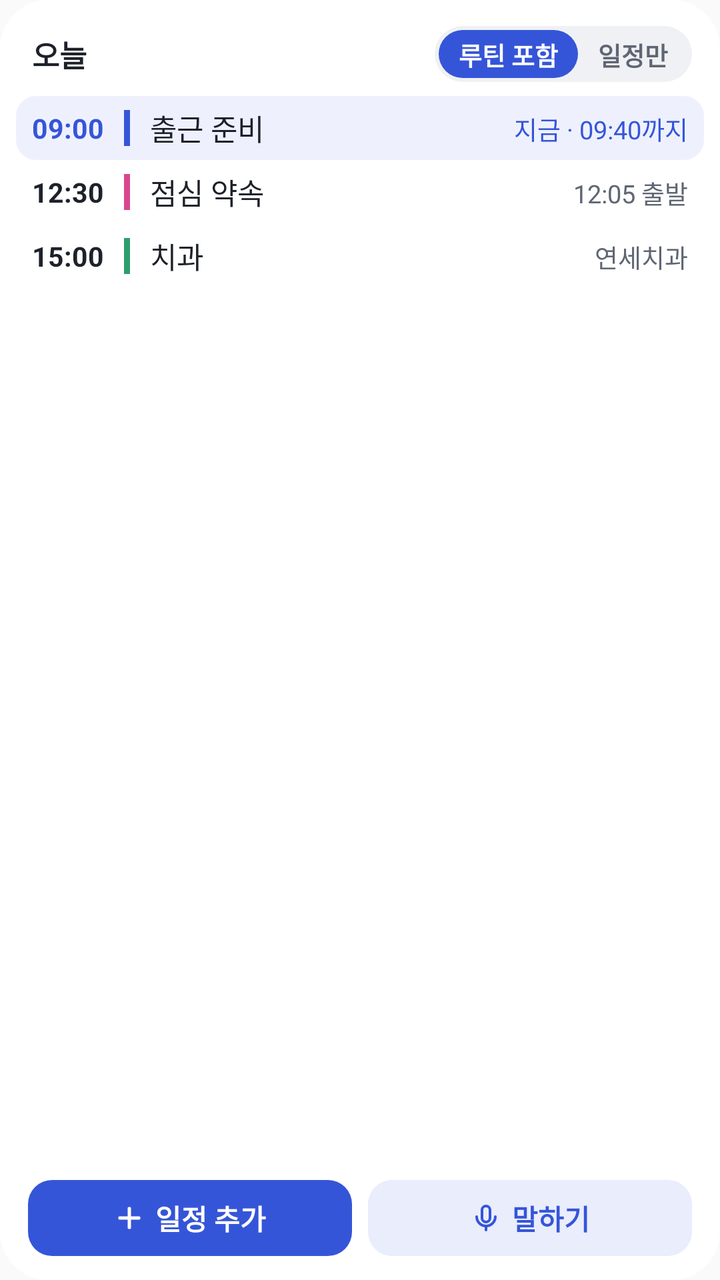
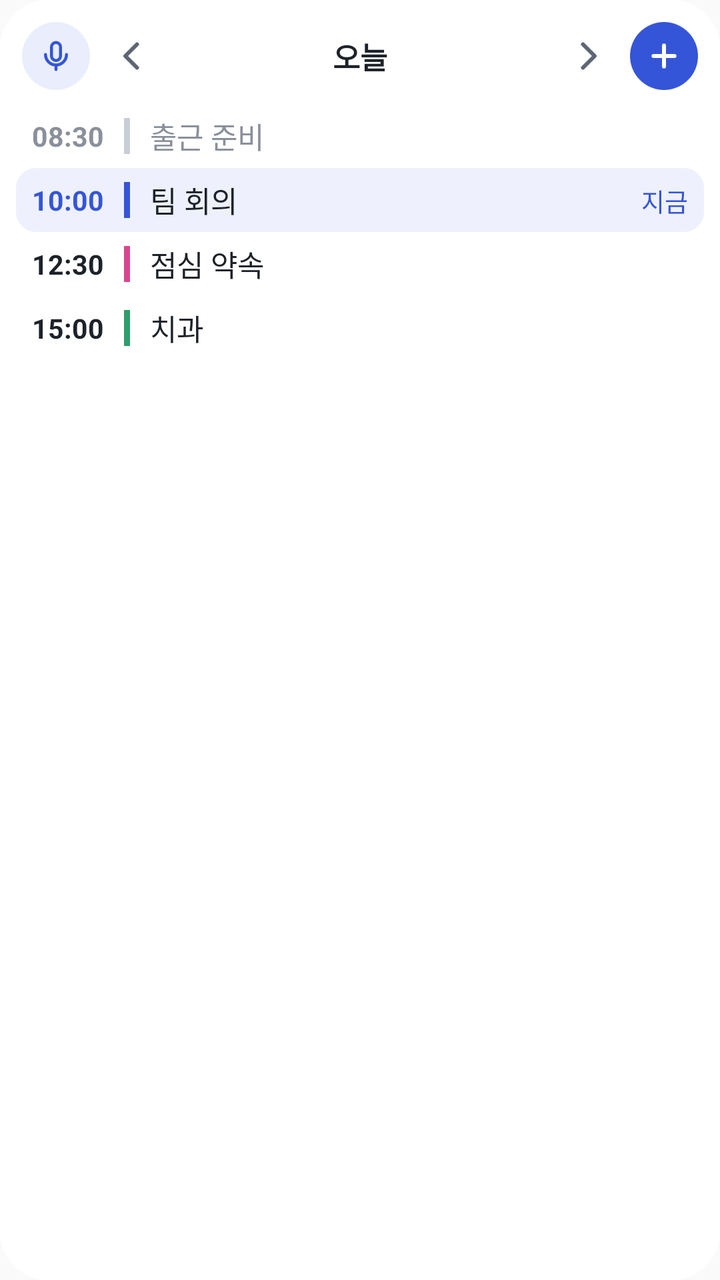

Two renders of the same Android screen: before a commit and after it. Below are the layout's source before the change and the commit's diff.
<!-- AndroidManifest.xml: application theme AppTheme -->
<!-- res/layout/bx_widget_preview.xml -->
<?xml version="1.0" encoding="utf-8"?>
<LinearLayout xmlns:android="http://schemas.android.com/apk/res/android"
    android:layout_width="match_parent"
    android:layout_height="match_parent"
    android:background="@drawable/bx_widget_bg"
    android:orientation="vertical"
    android:paddingLeft="8dp"
    android:paddingTop="12dp"
    android:paddingRight="8dp"
    android:paddingBottom="12dp">

    <LinearLayout
        android:layout_width="match_parent"
        android:layout_height="30dp"
        android:layout_marginLeft="8dp"
        android:layout_marginRight="6dp"
        android:gravity="center_vertical"
        android:orientation="horizontal">
        <TextView
            android:layout_width="wrap_content"
            android:layout_height="wrap_content"
            android:ellipsize="end"
            android:maxLines="1"
            android:text="오늘"
            android:textColor="@color/bx_w_ink"
            android:textSize="15sp"
            android:textStyle="bold" />
        <TextView
            android:layout_width="wrap_content"
            android:layout_height="22dp"
            android:layout_marginLeft="8dp"
            android:background="@drawable/bx_widget_late"
            android:gravity="center"
            android:maxLines="1"
            android:paddingLeft="7dp"
            android:paddingRight="7dp"
            android:textColor="@color/bx_w_warn"
            android:textSize="12sp"
            android:textStyle="bold"
            android:visibility="gone" />
        <FrameLayout
            android:layout_width="0dp"
            android:layout_height="1dp"
            android:layout_weight="1" />
        <LinearLayout
            android:layout_width="wrap_content"
            android:layout_height="28dp"
            android:background="@drawable/bx_widget_seg"
            android:orientation="horizontal"
            android:padding="2dp">
            <TextView
                android:layout_width="wrap_content"
                android:layout_height="match_parent"
                android:contentDescription="루틴 포함해서 보기"
                android:gravity="center"
                android:maxLines="1"
                android:paddingLeft="10dp"
                android:paddingRight="10dp"
                android:background="@drawable/bx_widget_seg_on"
                android:text="루틴 포함"
                android:textColor="#FFFFFF"
                android:textSize="12.5sp"
                android:textStyle="bold" />
            <TextView
                android:layout_width="wrap_content"
                android:layout_height="match_parent"
                android:contentDescription="일정만 보기"
                android:gravity="center"
                android:maxLines="1"
                android:paddingLeft="10dp"
                android:paddingRight="10dp"
                android:text="일정만"
                android:textColor="@color/bx_w_ink2"
                android:textSize="12.5sp"
                android:textStyle="bold" />
        </LinearLayout>
    </LinearLayout>

    <FrameLayout
        android:layout_width="match_parent"
        android:layout_height="0dp"
        android:layout_marginTop="6dp"
        android:layout_weight="1">
        <LinearLayout
            android:layout_width="match_parent"
            android:layout_height="match_parent"
            android:orientation="vertical">
        <LinearLayout
            android:background="@drawable/bx_widget_live"
            android:layout_width="match_parent"
            android:layout_height="32dp"
            android:baselineAligned="true"
            android:gravity="center_vertical"
            android:orientation="horizontal"
            android:paddingLeft="8dp"
            android:paddingRight="8dp">
            <TextView
                android:layout_width="46dp"
                android:layout_height="wrap_content"
                android:maxLines="1"
                android:textColor="@color/bx_w_accent"
                android:text="09:00"
                android:textSize="13.5sp"
                android:textStyle="bold" />
            <FrameLayout
                android:layout_width="3dp"
                android:layout_height="18dp"
                android:layout_gravity="center_vertical"
                android:background="@color/bx_w_accent" />
            <TextView
                android:layout_width="0dp"
                android:layout_height="wrap_content"
                android:layout_marginLeft="10dp"
                android:layout_weight="1"
                android:ellipsize="end"
                android:maxLines="1"
                android:textColor="@color/bx_w_ink"
                android:text="출근 준비"
                android:textSize="14.5sp" />
            <TextView
                android:layout_width="wrap_content"
                android:layout_height="wrap_content"
                android:layout_marginLeft="8dp"
                android:ellipsize="end"
                android:gravity="end"
                android:maxLines="1"
                android:maxWidth="130dp"
                android:textColor="@color/bx_w_accent"
                android:text="지금 · 09:40까지"
                android:textSize="12.5sp" />
        </LinearLayout>

        <LinearLayout
    
            android:layout_width="match_parent"
            android:layout_height="32dp"
            android:baselineAligned="true"
            android:gravity="center_vertical"
            android:orientation="horizontal"
            android:paddingLeft="8dp"
            android:paddingRight="8dp">
            <TextView
                android:layout_width="46dp"
                android:layout_height="wrap_content"
                android:maxLines="1"
                android:textColor="@color/bx_w_ink"
                android:text="12:30"
                android:textSize="13.5sp"
                android:textStyle="bold" />
            <FrameLayout
                android:layout_width="3dp"
                android:layout_height="18dp"
                android:layout_gravity="center_vertical"
                android:background="#D9468F" />
            <TextView
                android:layout_width="0dp"
                android:layout_height="wrap_content"
                android:layout_marginLeft="10dp"
                android:layout_weight="1"
                android:ellipsize="end"
                android:maxLines="1"
                android:textColor="@color/bx_w_ink"
                android:text="점심 약속"
                android:textSize="14.5sp" />
            <TextView
                android:layout_width="wrap_content"
                android:layout_height="wrap_content"
                android:layout_marginLeft="8dp"
                android:ellipsize="end"
                android:gravity="end"
                android:maxLines="1"
                android:maxWidth="130dp"
                android:textColor="@color/bx_w_ink2"
                android:text="12:05 출발"
                android:textSize="12.5sp" />
        </LinearLayout>

        <LinearLayout
    
            android:layout_width="match_parent"
            android:layout_height="32dp"
            android:baselineAligned="true"
            android:gravity="center_vertical"
            android:orientation="horizontal"
            android:paddingLeft="8dp"
            android:paddingRight="8dp">
            <TextView
                android:layout_width="46dp"
                android:layout_height="wrap_content"
                android:maxLines="1"
                android:textColor="@color/bx_w_ink"
                android:text="15:00"
                android:textSize="13.5sp"
                android:textStyle="bold" />
            <FrameLayout
                android:layout_width="3dp"
                android:layout_height="18dp"
                android:layout_gravity="center_vertical"
                android:background="#2E9E6A" />
            <TextView
                android:layout_width="0dp"
                android:layout_height="wrap_content"
                android:layout_marginLeft="10dp"
                android:layout_weight="1"
                android:ellipsize="end"
                android:maxLines="1"
                android:textColor="@color/bx_w_ink"
                android:text="치과"
                android:textSize="14.5sp" />
            <TextView
                android:layout_width="wrap_content"
                android:layout_height="wrap_content"
                android:layout_marginLeft="8dp"
                android:ellipsize="end"
                android:gravity="end"
                android:maxLines="1"
                android:maxWidth="130dp"
                android:textColor="@color/bx_w_ink2"
                android:text="연세치과"
                android:textSize="12.5sp" />
        </LinearLayout>

        </LinearLayout>
    </FrameLayout>

    <LinearLayout
        android:layout_width="match_parent"
        android:layout_height="38dp"
        android:layout_marginLeft="6dp"
        android:layout_marginTop="8dp"
        android:layout_marginRight="6dp"
        android:orientation="horizontal">
        <LinearLayout
            android:layout_width="0dp"
            android:layout_height="match_parent"
            android:layout_weight="1"
            android:background="@drawable/bx_widget_btn"
            android:contentDescription="일정 추가 · 글자로 넣어요"
            android:gravity="center"
            android:orientation="horizontal">
            <ImageView
                android:layout_width="16dp"
                android:layout_height="16dp"
                android:importantForAccessibility="no"
                android:src="@drawable/ic_widget_plus" />
            <TextView
                android:layout_width="wrap_content"
                android:layout_height="wrap_content"
                android:layout_marginLeft="5dp"
                android:importantForAccessibility="no"
                android:text="일정 추가"
                android:textColor="#FFFFFF"
                android:textSize="14sp"
                android:textStyle="bold" />
        </LinearLayout>
        <FrameLayout
            android:layout_width="8dp"
            android:layout_height="1dp" />
        <LinearLayout
            android:layout_width="0dp"
            android:layout_height="match_parent"
            android:layout_weight="1"
            android:background="@drawable/bx_widget_btn2"
            android:contentDescription="말하기 · 바로 말로 넣어요"
            android:gravity="center"
            android:orientation="horizontal">
            <ImageView
                android:layout_width="16dp"
                android:layout_height="16dp"
                android:importantForAccessibility="no"
                android:src="@drawable/ic_widget_mic_a" />
            <TextView
                android:layout_width="wrap_content"
                android:layout_height="wrap_content"
                android:layout_marginLeft="5dp"
                android:importantForAccessibility="no"
                android:text="말하기"
                android:textColor="@color/bx_w_accent"
                android:textSize="14sp"
                android:textStyle="bold" />
        </LinearLayout>
    </LinearLayout>
</LinearLayout>
<!-- resources referenced by this layout -->
<resources>
  <color name="bx_w_accent">#3555D8</color>
  <color name="bx_w_ink">#1D2129</color>
  <color name="bx_w_ink2">#5F6673</color>
  <color name="bx_w_warn">#A4500B</color>
  <!-- drawable bx_widget_bg (drawable) -->
  <?xml version="1.0" encoding="utf-8"?>
  <shape xmlns:android="http://schemas.android.com/apk/res/android" android:shape="rectangle">
      <solid android:color="@color/bx_w_bg" />
      <corners android:radius="24dp" />
  </shape>
  <!-- drawable bx_widget_btn (drawable) -->
  <?xml version="1.0" encoding="utf-8"?>
  <shape xmlns:android="http://schemas.android.com/apk/res/android" android:shape="rectangle">
      <solid android:color="@color/bx_w_btn" />
      <corners android:radius="12dp" />
  </shape>
  <!-- drawable bx_widget_btn2 (drawable) -->
  <?xml version="1.0" encoding="utf-8"?>
  <shape xmlns:android="http://schemas.android.com/apk/res/android" android:shape="rectangle">
      <solid android:color="@color/bx_w_btn2" />
      <corners android:radius="12dp" />
  </shape>
  <!-- drawable bx_widget_late (drawable) -->
  <?xml version="1.0" encoding="utf-8"?>
  <shape xmlns:android="http://schemas.android.com/apk/res/android" android:shape="rectangle">
      <solid android:color="@color/bx_w_warn_bg" />
      <corners android:radius="10dp" />
  </shape>
  <!-- drawable bx_widget_live (drawable) -->
  <?xml version="1.0" encoding="utf-8"?>
  <shape xmlns:android="http://schemas.android.com/apk/res/android" android:shape="rectangle">
      <solid android:color="@color/bx_w_live" />
      <corners android:radius="10dp" />
  </shape>
  <!-- drawable bx_widget_seg (drawable) -->
  <?xml version="1.0" encoding="utf-8"?>
  <shape xmlns:android="http://schemas.android.com/apk/res/android" android:shape="rectangle">
      <solid android:color="@color/bx_w_chip" />
      <corners android:radius="14dp" />
  </shape>
  <!-- drawable bx_widget_seg_on (drawable) -->
  <?xml version="1.0" encoding="utf-8"?>
  <shape xmlns:android="http://schemas.android.com/apk/res/android" android:shape="rectangle">
      <solid android:color="@color/bx_w_btn" />
      <corners android:radius="12dp" />
  </shape>
  <!-- drawable ic_widget_mic_a (drawable) -->
  <?xml version="1.0" encoding="utf-8"?>
  <vector xmlns:android="http://schemas.android.com/apk/res/android"
      android:width="24dp" android:height="24dp" android:viewportWidth="24" android:viewportHeight="24">
      <path android:fillColor="#00000000" android:strokeColor="@color/bx_w_accent" android:strokeWidth="2" android:strokeLineCap="round" android:strokeLineJoin="round"
          android:pathData="M12,3a3,3 0 0,1 3,3v6a3,3 0 0,1 -6,0V6a3,3 0 0,1 3,-3z" />
      <path android:fillColor="#00000000" android:strokeColor="@color/bx_w_accent" android:strokeWidth="2" android:strokeLineCap="round" android:strokeLineJoin="round"
          android:pathData="M5,11a7,7 0 0,0 14,0M12,18v3" />
  </vector>
  <!-- drawable ic_widget_plus (drawable) -->
  <vector xmlns:android="http://schemas.android.com/apk/res/android"
      android:width="24dp" android:height="24dp" android:viewportWidth="24" android:viewportHeight="24">
      <path android:fillColor="#00000000" android:strokeColor="#FFFFFF" android:strokeWidth="2.6" android:strokeLineCap="round"
          android:pathData="M12,5v14M5,12h14" />
  </vector>
  <style name="AppTheme" parent="Theme.AppCompat.Light.DarkActionBar">
          
          <item name="colorPrimary">@color/colorPrimary</item>
          <item name="colorPrimaryDark">@color/colorPrimaryDark</item>
          <item name="colorAccent">@color/colorAccent</item>
      </style>
  <color name="bx_w_bg">#FFFFFF</color>
  <color name="bx_w_btn">#3555D8</color>
  <color name="bx_w_btn2">#E9EDFC</color>
  <color name="bx_w_warn_bg">#FFF4E8</color>
  <color name="bx_w_live">#EEF1FD</color>
  <color name="bx_w_chip">#F0F1F4</color>
</resources>

<!-- the commit's change to res/layout/bx_widget_preview.xml (unified diff, before → after) -->
@@ -5,87 +5,131 @@
     android:background="@drawable/bx_widget_bg"
     android:orientation="vertical"
     android:paddingLeft="8dp"
-    android:paddingTop="12dp"
+    android:paddingTop="8dp"
     android:paddingRight="8dp"
-    android:paddingBottom="12dp">
+    android:paddingBottom="10dp">
 
     <LinearLayout
         android:layout_width="match_parent"
-        android:layout_height="30dp"
-        android:layout_marginLeft="8dp"
-        android:layout_marginRight="6dp"
+        android:layout_height="40dp"
         android:gravity="center_vertical"
         android:orientation="horizontal">
+        <FrameLayout
+            android:layout_width="40dp"
+            android:layout_height="40dp"
+            android:contentDescription="말하기 · 바로 말로 일정 추가">
+            <ImageView
+                android:layout_width="34dp"
+                android:layout_height="34dp"
+                android:layout_gravity="center"
+                android:background="@drawable/bx_widget_round2"
+                android:importantForAccessibility="no"
+                android:padding="8dp"
+                android:src="@drawable/ic_widget_mic_a" />
+        </FrameLayout>
+        <FrameLayout
+            android:layout_width="36dp"
+            android:layout_height="40dp"
+            android:contentDescription="전날">
+            <ImageView
+                android:layout_width="20dp"
+                android:layout_height="20dp"
+                android:layout_gravity="center"
+                android:importantForAccessibility="no"
+                android:src="@drawable/ic_widget_prev" />
+        </FrameLayout>
         <TextView
-            android:layout_width="wrap_content"
-            android:layout_height="wrap_content"
+            android:layout_width="0dp"
+            android:layout_height="40dp"
+            android:layout_weight="1"
             android:ellipsize="end"
+            android:gravity="center"
             android:maxLines="1"
             android:text="오늘"
             android:textColor="@color/bx_w_ink"
             android:textSize="15sp"
             android:textStyle="bold" />
-        <TextView
-            android:layout_width="wrap_content"
-            android:layout_height="22dp"
-            android:layout_marginLeft="8dp"
-            android:background="@drawable/bx_widget_late"
-            android:gravity="center"
-            android:maxLines="1"
-            android:paddingLeft="7dp"
-            android:paddingRight="7dp"
-            android:textColor="@color/bx_w_warn"
-            android:textSize="12sp"
-            android:textStyle="bold"
-            android:visibility="gone" />
-        <FrameLayout
-            android:layout_width="0dp"
-            android:layout_height="1dp"
-            android:layout_weight="1" />
-        <LinearLayout
-            android:layout_width="wrap_content"
-            android:layout_height="28dp"
-            android:background="@drawable/bx_widget_seg"
-            android:orientation="horizontal"
-            android:padding="2dp">
-            <TextView
-                android:layout_width="wrap_content"
-                android:layout_height="match_parent"
-                android:contentDescription="루틴 포함해서 보기"
-                android:gravity="center"
-                android:maxLines="1"
-                android:paddingLeft="10dp"
-                android:paddingRight="10dp"
-                android:background="@drawable/bx_widget_seg_on"
-                android:text="루틴 포함"
-                android:textColor="#FFFFFF"
-                android:textSize="12.5sp"
-                android:textStyle="bold" />
-            <TextView
-                android:layout_width="wrap_content"
-                android:layout_height="match_parent"
-                android:contentDescription="일정만 보기"
-                android:gravity="center"
-                android:maxLines="1"
-                android:paddingLeft="10dp"
-                android:paddingRight="10dp"
-                android:text="일정만"
-                android:textColor="@color/bx_w_ink2"
-                android:textSize="12.5sp"
-                android:textStyle="bold" />
-        </LinearLayout>
+        <FrameLayout
+            android:layout_width="36dp"
+            android:layout_height="40dp"
+            android:contentDescription="다음 날">
+            <ImageView
+                android:layout_width="20dp"
+                android:layout_height="20dp"
+                android:layout_gravity="center"
+                android:importantForAccessibility="no"
+                android:src="@drawable/ic_widget_next" />
+        </FrameLayout>
+        <FrameLayout
+            android:layout_width="40dp"
+            android:layout_height="40dp"
+            android:contentDescription="새 일정">
+            <ImageView
+                android:layout_width="34dp"
+                android:layout_height="34dp"
+                android:layout_gravity="center"
+                android:background="@drawable/bx_widget_round"
+                android:importantForAccessibility="no"
+                android:padding="8dp"
+                android:src="@drawable/ic_widget_plus" />
+        </FrameLayout>
     </LinearLayout>
 
     <FrameLayout
         android:layout_width="match_parent"
         android:layout_height="0dp"
-        android:layout_marginTop="6dp"
+        android:layout_marginTop="4dp"
         android:layout_weight="1">
         <LinearLayout
             android:layout_width="match_parent"
             android:layout_height="match_parent"
             android:orientation="vertical">
         <LinearLayout
+    
+            android:layout_width="match_parent"
+            android:layout_height="32dp"
+            android:baselineAligned="true"
+            android:gravity="center_vertical"
+            android:orientation="horizontal"
+            android:paddingLeft="8dp"
+            android:paddingRight="8dp">
+            <TextView
+                android:layout_width="46dp"
+                android:layout_height="wrap_content"
+                android:maxLines="1"
+                android:textColor="@color/bx_w_dim"
+                android:text="08:30"
+                android:textSize="13.5sp"
+                android:textStyle="bold" />
+            <FrameLayout
+                android:layout_width="3dp"
+                android:layout_height="18dp"
+                android:layout_gravity="center_vertical"
+                android:background="#C9CED6" />
+            <TextView
+                android:layout_width="0dp"
+                android:layout_height="wrap_content"
+                android:layout_marginLeft="10dp"
+                android:layout_weight="1"
+                android:ellipsize="end"
+                android:maxLines="1"
+                android:textColor="@color/bx_w_dim"
+                android:text="출근 준비"
+                android:textSize="14.5sp" />
+            <TextView
+                android:layout_width="wrap_content"
+                android:layout_height="wrap_content"
+                android:layout_marginLeft="8dp"
+                android:ellipsize="end"
+                android:gravity="end"
+                android:maxLines="1"
+                android:maxWidth="130dp"
+                android:textColor="@color/bx_w_ink2"
+                android:text=""
+                android:textSize="12.5sp" />
+        </LinearLayout>
+
+        <LinearLayout
             android:background="@drawable/bx_widget_live"
             android:layout_width="match_parent"
             android:layout_height="32dp"
@@ -99,7 +143,7 @@
                 android:layout_height="wrap_content"
                 android:maxLines="1"
                 android:textColor="@color/bx_w_accent"
-                android:text="09:00"
+                android:text="10:00"
                 android:textSize="13.5sp"
                 android:textStyle="bold" />
             <FrameLayout
@@ -115,7 +159,7 @@
                 android:ellipsize="end"
                 android:maxLines="1"
                 android:textColor="@color/bx_w_ink"
-                android:text="출근 준비"
+                android:text="팀 회의"
                 android:textSize="14.5sp" />
             <TextView
                 android:layout_width="wrap_content"
@@ -126,7 +170,7 @@
                 android:maxLines="1"
                 android:maxWidth="130dp"
                 android:textColor="@color/bx_w_accent"
-                android:text="지금 · 09:40까지"
+                android:text="지금"
                 android:textSize="12.5sp" />
         </LinearLayout>
 
@@ -171,7 +215,7 @@
                 android:maxLines="1"
                 android:maxWidth="130dp"
                 android:textColor="@color/bx_w_ink2"
-                android:text="12:05 출발"
+                android:text=""
                 android:textSize="12.5sp" />
         </LinearLayout>
 
@@ -216,68 +260,10 @@
                 android:maxLines="1"
                 android:maxWidth="130dp"
                 android:textColor="@color/bx_w_ink2"
-                android:text="연세치과"
+                android:text=""
                 android:textSize="12.5sp" />
         </LinearLayout>
 
         </LinearLayout>
     </FrameLayout>
-
-    <LinearLayout
-        android:layout_width="match_parent"
-        android:layout_height="38dp"
-        android:layout_marginLeft="6dp"
-        android:layout_marginTop="8dp"
-        android:layout_marginRight="6dp"
-        android:orientation="horizontal">
-        <LinearLayout
-            android:layout_width="0dp"
-            android:layout_height="match_parent"
-            android:layout_weight="1"
-            android:background="@drawable/bx_widget_btn"
-            android:contentDescription="일정 추가 · 글자로 넣어요"
-            android:gravity="center"
-            android:orientation="horizontal">
-            <ImageView
-                android:layout_width="16dp"
-                android:layout_height="16dp"
-                android:importantForAccessibility="no"
-                android:src="@drawable/ic_widget_plus" />
-            <TextView
-                android:layout_width="wrap_content"
-                android:layout_height="wrap_content"
-                android:layout_marginLeft="5dp"
-                android:importantForAccessibility="no"
-                android:text="일정 추가"
-                android:textColor="#FFFFFF"
-                android:textSize="14sp"
-                android:textStyle="bold" />
-        </LinearLayout>
-        <FrameLayout
-            android:layout_width="8dp"
-            android:layout_height="1dp" />
-        <LinearLayout
-            android:layout_width="0dp"
-            android:layout_height="match_parent"
-            android:layout_weight="1"
-            android:background="@drawable/bx_widget_btn2"
-            android:contentDescription="말하기 · 바로 말로 넣어요"
-            android:gravity="center"
-            android:orientation="horizontal">
-            <ImageView
-                android:layout_width="16dp"
-                android:layout_height="16dp"
-                android:importantForAccessibility="no"
-                android:src="@drawable/ic_widget_mic_a" />
-            <TextView
-                android:layout_width="wrap_content"
-                android:layout_height="wrap_content"
-                android:layout_marginLeft="5dp"
-                android:importantForAccessibility="no"
-                android:text="말하기"
-                android:textColor="@color/bx_w_accent"
-                android:textSize="14sp"
-                android:textStyle="bold" />
-        </LinearLayout>
-    </LinearLayout>
 </LinearLayout>
<!-- resource entries referenced after the edit -->
@@ -1,32 +1,14 @@
 <!-- resources referenced by this layout -->
 <resources>
   <color name="bx_w_accent">#3555D8</color>
+  <color name="bx_w_dim">#8A909B</color>
   <color name="bx_w_ink">#1D2129</color>
   <color name="bx_w_ink2">#5F6673</color>
-  <color name="bx_w_warn">#A4500B</color>
   <!-- drawable bx_widget_bg (drawable) -->
   <?xml version="1.0" encoding="utf-8"?>
   <shape xmlns:android="http://schemas.android.com/apk/res/android" android:shape="rectangle">
       <solid android:color="@color/bx_w_bg" />
       <corners android:radius="24dp" />
-  </shape>
-  <!-- drawable bx_widget_btn (drawable) -->
-  <?xml version="1.0" encoding="utf-8"?>
-  <shape xmlns:android="http://schemas.android.com/apk/res/android" android:shape="rectangle">
-      <solid android:color="@color/bx_w_btn" />
-      <corners android:radius="12dp" />
-  </shape>
-  <!-- drawable bx_widget_btn2 (drawable) -->
-  <?xml version="1.0" encoding="utf-8"?>
-  <shape xmlns:android="http://schemas.android.com/apk/res/android" android:shape="rectangle">
-      <solid android:color="@color/bx_w_btn2" />
-      <corners android:radius="12dp" />
-  </shape>
-  <!-- drawable bx_widget_late (drawable) -->
-  <?xml version="1.0" encoding="utf-8"?>
-  <shape xmlns:android="http://schemas.android.com/apk/res/android" android:shape="rectangle">
-      <solid android:color="@color/bx_w_warn_bg" />
-      <corners android:radius="10dp" />
   </shape>
   <!-- drawable bx_widget_live (drawable) -->
   <?xml version="1.0" encoding="utf-8"?>
@@ -34,17 +16,15 @@
       <solid android:color="@color/bx_w_live" />
       <corners android:radius="10dp" />
   </shape>
-  <!-- drawable bx_widget_seg (drawable) -->
+  <!-- drawable bx_widget_round (drawable) -->
   <?xml version="1.0" encoding="utf-8"?>
-  <shape xmlns:android="http://schemas.android.com/apk/res/android" android:shape="rectangle">
-      <solid android:color="@color/bx_w_chip" />
-      <corners android:radius="14dp" />
+  <shape xmlns:android="http://schemas.android.com/apk/res/android" android:shape="oval">
+      <solid android:color="@color/bx_w_btn" />
   </shape>
-  <!-- drawable bx_widget_seg_on (drawable) -->
+  <!-- drawable bx_widget_round2 (drawable) -->
   <?xml version="1.0" encoding="utf-8"?>
-  <shape xmlns:android="http://schemas.android.com/apk/res/android" android:shape="rectangle">
-      <solid android:color="@color/bx_w_btn" />
-      <corners android:radius="12dp" />
+  <shape xmlns:android="http://schemas.android.com/apk/res/android" android:shape="oval">
+      <solid android:color="@color/bx_w_btn2" />
   </shape>
   <!-- drawable ic_widget_mic_a (drawable) -->
   <?xml version="1.0" encoding="utf-8"?>
@@ -55,11 +35,23 @@
       <path android:fillColor="#00000000" android:strokeColor="@color/bx_w_accent" android:strokeWidth="2" android:strokeLineCap="round" android:strokeLineJoin="round"
           android:pathData="M5,11a7,7 0 0,0 14,0M12,18v3" />
   </vector>
+  <!-- drawable ic_widget_next (drawable) -->
+  <vector xmlns:android="http://schemas.android.com/apk/res/android"
+      android:width="24dp" android:height="24dp" android:viewportWidth="24" android:viewportHeight="24">
+      <path android:fillColor="#00000000" android:strokeColor="@color/bx_w_ink2" android:strokeWidth="2.4" android:strokeLineCap="round" android:strokeLineJoin="round"
+          android:pathData="M9,5l7,7l-7,7" />
+  </vector>
   <!-- drawable ic_widget_plus (drawable) -->
   <vector xmlns:android="http://schemas.android.com/apk/res/android"
       android:width="24dp" android:height="24dp" android:viewportWidth="24" android:viewportHeight="24">
       <path android:fillColor="#00000000" android:strokeColor="#FFFFFF" android:strokeWidth="2.6" android:strokeLineCap="round"
           android:pathData="M12,5v14M5,12h14" />
+  </vector>
+  <!-- drawable ic_widget_prev (drawable) -->
+  <vector xmlns:android="http://schemas.android.com/apk/res/android"
+      android:width="24dp" android:height="24dp" android:viewportWidth="24" android:viewportHeight="24">
+      <path android:fillColor="#00000000" android:strokeColor="@color/bx_w_ink2" android:strokeWidth="2.4" android:strokeLineCap="round" android:strokeLineJoin="round"
+          android:pathData="M15,5l-7,7l7,7" />
   </vector>
   <style name="AppTheme" parent="Theme.AppCompat.Light.DarkActionBar">
           
@@ -70,8 +62,6 @@
   <color name="bx_w_bg">#FFFFFF</color>
   <color name="bx_w_btn">#3555D8</color>
   <color name="bx_w_btn2">#E9EDFC</color>
-  <color name="bx_w_warn_bg">#FFF4E8</color>
   <color name="bx_w_live">#EEF1FD</color>
-  <color name="bx_w_chip">#F0F1F4</color>
 </resources>
 
